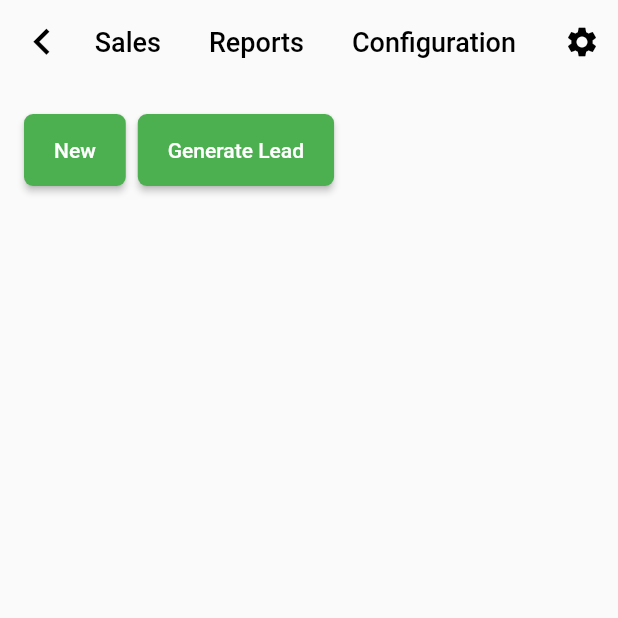
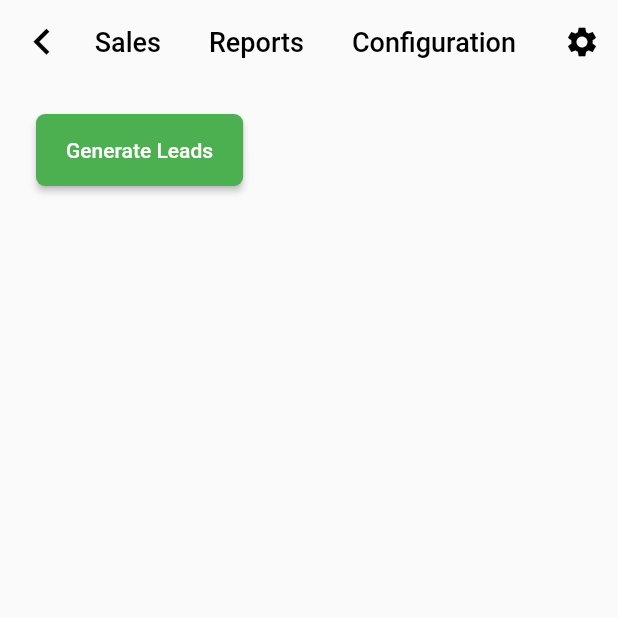
Before and after one commit to DivyanshVish/Almanet, a Flutter app: the DesktopBody screen opened directly, on a phone screen of 412 x 824 dp, the top half of it. Run offline on Flutter 3.47's test engine with Material 3 defaults, Android fonts, the light colour scheme and no system bars; our stand-ins replace cloud_firestore, firebase_core, font_awesome_flutter, get, visibility_detector; missing offline and left inert: hovering; accounts and stored records are empty.

Commit message:
Div Initial

```diff
--- a/lib/main.dart
+++ b/lib/main.dart
@@ -31,7 +31,7 @@ class MyApp extends StatelessWidget {
         debugShowCheckedModeBanner: false,
         title: 'Almanet',
         theme: CustomTheme.customTheme,
-        home: const Home(),
+        home: const CRMPage(),
       ),
     );
   }
--- a/lib/responsive/provider/crm_provider.dart
+++ b/lib/responsive/provider/crm_provider.dart
@@ -11,6 +11,16 @@ class CRMProvider extends ChangeNotifier {
 
   List<LeadsModel> _leadsList = [];
   List<LeadsModel> get leadsList => _leadsList;
+
+/* --------------------------------- Update --------------------------------- */
+  List<LeadsModel> _updatedLeadsList = [];
+  List<LeadsModel> get updatedLeadsList => _updatedLeadsList;
+
+/* --------------------------------- Update --------------------------------- */
+  set updatedLeadsList(List<LeadsModel> value) {
+    _updatedLeadsList = value;
+    notifyListeners();
+  }
 
   set leadsList(List<LeadsModel> value) {
     _leadsList = value;
--- a/lib/responsive/ui/screens/desktop_body.dart
+++ b/lib/responsive/ui/screens/desktop_body.dart
@@ -134,19 +134,19 @@ class _DesktopBodyState extends State<DesktopBody> {
                   return Row(
                     mainAxisAlignment: MainAxisAlignment.start,
                     children: [
-                      ElevatedButton(
-                        style: ElevatedButton.styleFrom(
-                          padding: const EdgeInsets.symmetric(horizontal: 20, vertical: 16),
-                          shape: RoundedRectangleBorder(
-                            borderRadius: BorderRadius.circular(6),
-                          ),
-                          backgroundColor: Colors.green,
-                        ),
-                        child: const Text('New'),
-                        onPressed: () async {
-                          //TODO: Add functionality for the "New" button here
-                        },
-                      ),
+                      // ElevatedButton(
+                      //   style: ElevatedButton.styleFrom(
+                      //     padding: const EdgeInsets.symmetric(horizontal: 20, vertical: 16),
+                      //     shape: RoundedRectangleBorder(
+                      //       borderRadius: BorderRadius.circular(6),
+                      //     ),
+                      //     backgroundColor: Colors.green,
+                      //   ),
+                      //   child: const Text('New'),
+                      //   onPressed: () async {
+
+                      //   },
+                      // ),
                       const SizedBox(width: 8),
                       ElevatedButton(
                         style: ElevatedButton.styleFrom(
@@ -156,7 +156,6 @@ class _DesktopBodyState extends State<DesktopBody> {
                           ),
                           backgroundColor: Colors.green,
                         ),
-                        child: const Text('Generate Lead'),
                         onPressed: () async {
                           await showDialog(
                             context: context,
@@ -200,6 +199,7 @@ class _DesktopBodyState extends State<DesktopBody> {
                           );
                           await getLeadsData();
                         },
+                        child: Text('Generate Leads'),
                       ),
                     ],
                   );
--- a/lib/responsive/ui/widgets/crm_popup_dialog.dart
+++ b/lib/responsive/ui/widgets/crm_popup_dialog.dart
@@ -189,8 +189,7 @@ class _CRMPopupDialogWidgetState extends State<CRMPopupDialogWidget> {
                             ),
                             backgroundColor: Colors.green,
                           ),
-                        child: const Text('Generate Leads'),
-                      ),
+                          child: const Text('Genertate Leads')),
                     ),
                     const SizedBox(width: 8),
                     Expanded(
```
Also changed, not shown: lib/responsive/ui/widgets/crm_list_tile.dart (+15 -4 lines). Lines whose indentation alone changed are shown as unchanged.
